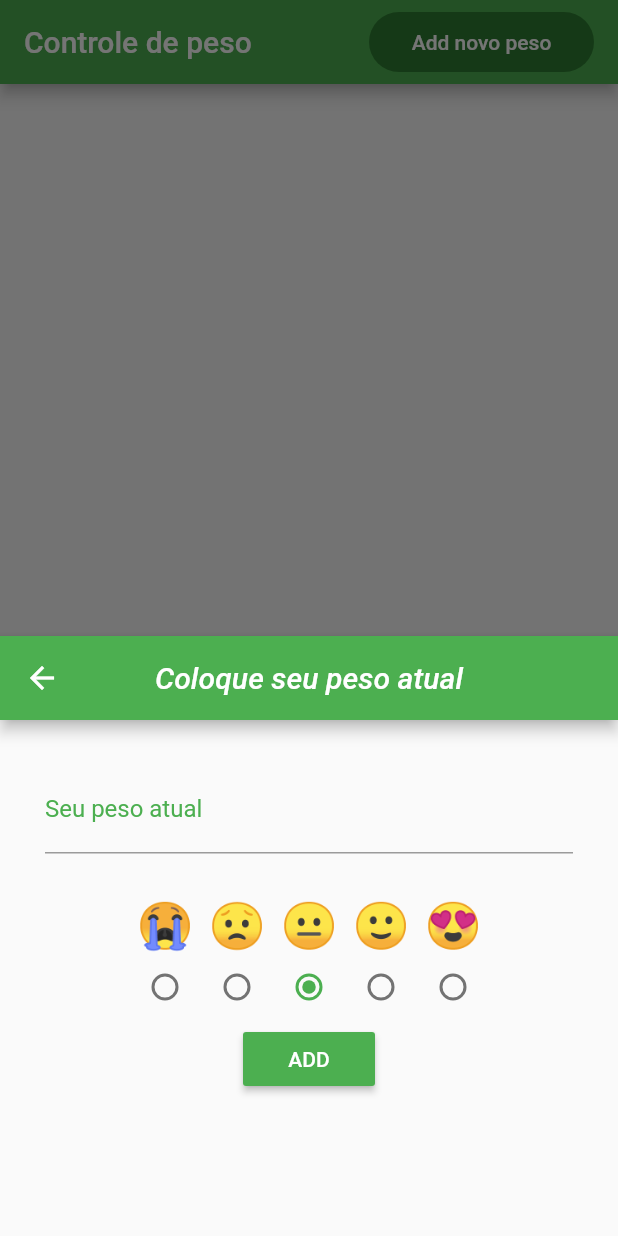
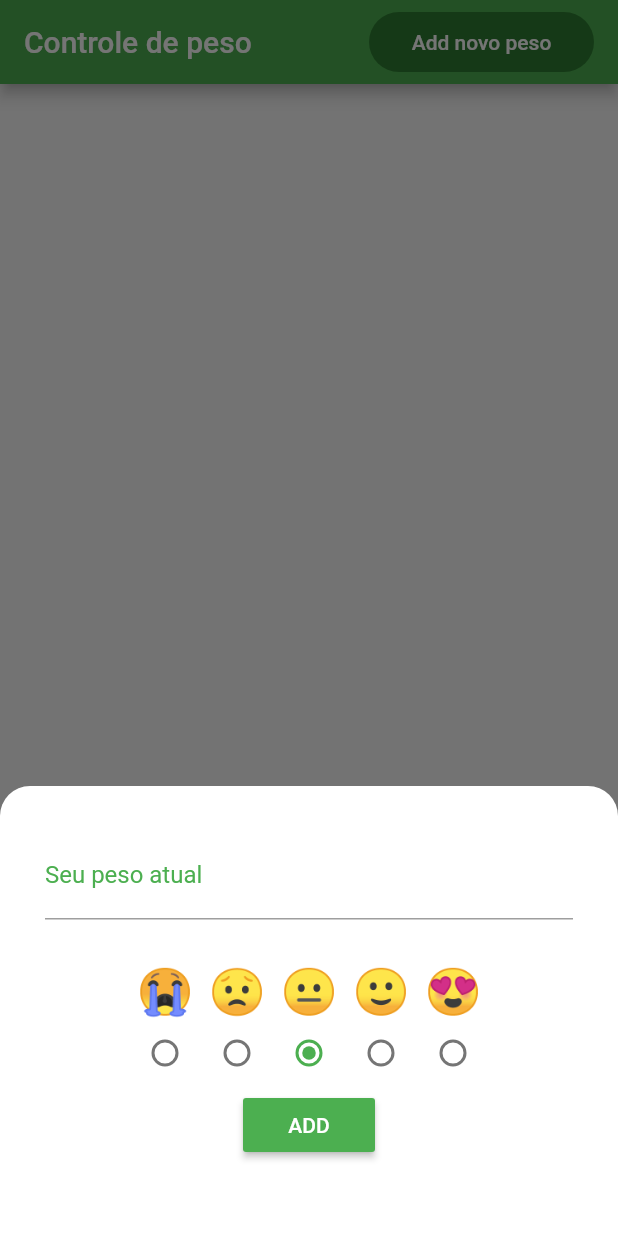
Before and after one commit to LucssCarvalho/less_weight, a Flutter app: the screen it shows after launch, after a tap on "Add novo peso", on a phone screen of 412 x 824 dp. Run offline on Flutter 3.47's test engine with Material 2 defaults, Android fonts, the phone set to English and light mode, and no system bars; our stand-ins replace date_format.

Commit message:
update modelsheet

```diff
--- a/lib/add_weight.dart
+++ b/lib/add_weight.dart
@@ -31,15 +31,18 @@ class _FormAddWeightState extends State<FormAddWeight> {
 
   @override
   Widget build(BuildContext context) {
-    return Scaffold(
-      appBar: AppBar(
-        title: Text(
-          'Coloque seu peso atual',
-          style: TextStyle(color: Colors.white, fontStyle: FontStyle.italic),
+    return Container(
+      decoration: BoxDecoration(
+          borderRadius: BorderRadius.only(
+            topLeft: Radius.circular(20),
+            topRight: Radius.circular(20),
           ),
-        centerTitle: true,
-      ),
-      body: Column(
+          color: Colors.white),
+      padding:
+          EdgeInsets.only(bottom: MediaQuery.of(context).viewInsets.bottom),
+      child: Container(
+        height: 300,
+        child: Column(
           children: <Widget>[
             Expanded(
               child: Form(
@@ -169,6 +172,7 @@ class _FormAddWeightState extends State<FormAddWeight> {
             ),
           ],
         ),
+      ),
     );
   }
 
@@ -176,7 +180,7 @@ class _FormAddWeightState extends State<FormAddWeight> {
     if (_weightController.text.isEmpty) return;
     setState(() {
       Map<String, dynamic> newTodo = Map();
-      newTodo["title"] = _weightController.text;
+      newTodo["weight"] = _weightController.text;
       _weightController.text = "";
       newTodo["status"] = _character.toString();
       newTodo["data"] = formatDate(
--- a/lib/dashboard.dart
+++ b/lib/dashboard.dart
@@ -69,17 +69,19 @@ class _DashboardWeightState extends State<DashboardWeight> {
             ),
             onPressed: () {
               showModalBottomSheet(
-                  shape: RoundedRectangleBorder(
-                    borderRadius: BorderRadius.vertical(
-                      top: Radius.circular(25.0),
-                    ),
-                  ),
-                  isScrollControlled: true,
-                  context: context,
-                  builder: (context) => Container(
-                        height: 400,
-                        child: FormAddWeight(),
-                      ));
+                backgroundColor: Colors.transparent,
+                shape: RoundedRectangleBorder(
+                    borderRadius:
+                        BorderRadius.vertical(top: Radius.circular(25.0))),
+                isScrollControlled: true,
+                context: context,
+                builder: (context) {
+                  return Container(
+                    margin: const EdgeInsets.only(top: 40.0),
+                    child: FormAddWeight(),
+                  );
+                },
+              );
             },
           )
         ],
@@ -120,7 +122,7 @@ class _DashboardWeightState extends State<DashboardWeight> {
         color: Colors.white,
         child: ListTile(
           title: Text(
-            _weightList[index]["title"],
+            _weightList[index]["weight"],
             style: TextStyle(fontSize: 22),
           ),
           subtitle: Text(_weightList[index]["data"].toString()),
```
Lines whose indentation alone changed are shown as unchanged.
